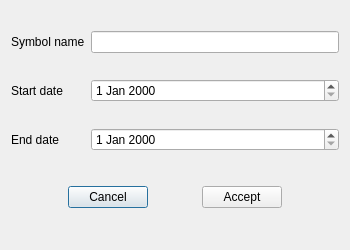
Before: the Qt Designer form Widgets/HistoricalWindow/DownloadCSVWindow/downloadcsvwindow.ui in ArtemIyX/TradeForge, drawn with Qt 5.
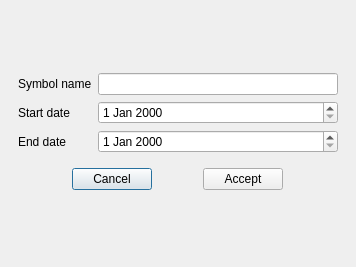
After: the same form once the commit is applied.

```diff
--- a/Widgets/HistoricalWindow/DownloadCSVWindow/downloadcsvwindow.ui
+++ b/Widgets/HistoricalWindow/DownloadCSVWindow/downloadcsvwindow.ui
@@ -6,22 +6,119 @@
    <rect>
     <x>0</x>
     <y>0</y>
-    <width>350</width>
-    <height>250</height>
+    <width>356</width>
+    <height>267</height>
    </rect>
   </property>
+  <property name="sizePolicy">
+   <sizepolicy hsizetype="Preferred" vsizetype="Preferred">
+    <horstretch>0</horstretch>
+    <verstretch>0</verstretch>
+   </sizepolicy>
+  </property>
   <property name="windowTitle">
    <string>downloadCSVWindow</string>
   </property>
-  <layout class="QGridLayout" name="gridLayout">
-   <item row="2" column="0">
+  <layout class="QVBoxLayout" name="verticalLayout_2">
+   <property name="leftMargin">
+    <number>0</number>
+   </property>
+   <property name="topMargin">
+    <number>0</number>
+   </property>
+   <property name="rightMargin">
+    <number>0</number>
+   </property>
+   <property name="bottomMargin">
+    <number>0</number>
+   </property>
+   <item>
+    <widget class="QWidget" name="titleBarWidget" native="true">
+     <property name="sizePolicy">
+      <sizepolicy hsizetype="Preferred" vsizetype="Preferred">
+       <horstretch>0</horstretch>
+       <verstretch>0</verstretch>
+      </sizepolicy>
+     </property>
+     <property name="minimumSize">
+      <size>
+       <width>0</width>
+       <height>0</height>
+      </size>
+     </property>
+     <property name="styleSheet">
+      <string notr="true">background-color: rgb(0, 0, 0);</string>
+     </property>
+     <layout class="QVBoxLayout" name="verticalLayout_3">
+      <property name="leftMargin">
+       <number>0</number>
+      </property>
+      <property name="topMargin">
+       <number>0</number>
+      </property>
+      <property name="rightMargin">
+       <number>0</number>
+      </property>
+      <property name="bottomMargin">
+       <number>0</number>
+      </property>
+     </layout>
+    </widget>
+   </item>
+   <item>
+    <widget class="QWidget" name="widget_2" native="true">
+     <property name="sizePolicy">
+      <sizepolicy hsizetype="Preferred" vsizetype="Expanding">
+       <horstretch>0</horstretch>
+       <verstretch>0</verstretch>
+      </sizepolicy>
+     </property>
+     <layout class="QVBoxLayout" name="verticalLayout">
+      <item>
+       <layout class="QGridLayout" name="gridLayout_2">
+        <property name="leftMargin">
+         <number>9</number>
+        </property>
+        <property name="topMargin">
+         <number>9</number>
+        </property>
+        <property name="rightMargin">
+         <number>9</number>
+        </property>
+        <property name="bottomMargin">
+         <number>9</number>
+        </property>
+        <item row="4" column="0">
     <widget class="QLabel" name="label_3">
      <property name="text">
       <string>End date</string>
      </property>
     </widget>
    </item>
-   <item row="3" column="0" colspan="2">
+        <item row="2" column="0">
+         <widget class="QLabel" name="label">
+          <property name="text">
+           <string>Symbol name</string>
+          </property>
+         </widget>
+        </item>
+        <item row="3" column="0">
+         <widget class="QLabel" name="label_2">
+          <property name="text">
+           <string>Start date</string>
+          </property>
+         </widget>
+        </item>
+        <item row="3" column="1">
+         <widget class="QDateEdit" name="startDateEdit"/>
+        </item>
+        <item row="4" column="1">
+         <widget class="QDateEdit" name="endDateEdit"/>
+        </item>
+        <item row="2" column="1">
+         <widget class="QLineEdit" name="symbolNameLineEdit"/>
+        </item>
+        <item row="5" column="0" colspan="2">
     <widget class="QWidget" name="horizontalWidget" native="true">
      <property name="sizePolicy">
       <sizepolicy hsizetype="Preferred" vsizetype="Fixed">
@@ -59,29 +156,11 @@
      </layout>
     </widget>
    </item>
-   <item row="0" column="1">
-    <widget class="QLineEdit" name="symbolNameLineEdit"/>
-   </item>
-   <item row="0" column="0">
-    <widget class="QLabel" name="label">
-     <property name="text">
-      <string>Symbol name</string>
-     </property>
+       </layout>
+      </item>
+     </layout>
     </widget>
    </item>
-   <item row="1" column="0">
-    <widget class="QLabel" name="label_2">
-     <property name="text">
-      <string>Start date</string>
-     </property>
-    </widget>
-   </item>
-   <item row="1" column="1">
-    <widget class="QDateEdit" name="startDateEdit"/>
-   </item>
-   <item row="2" column="1">
-    <widget class="QDateEdit" name="endDateEdit"/>
-   </item>
   </layout>
  </widget>
  <resources/>
```
Lines whose indentation alone changed are shown as unchanged.
